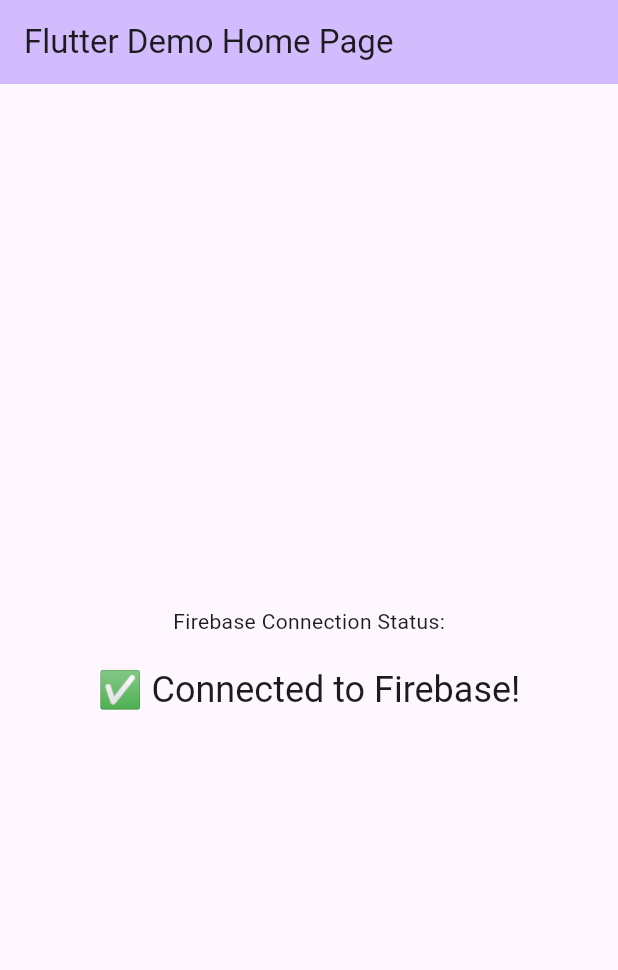
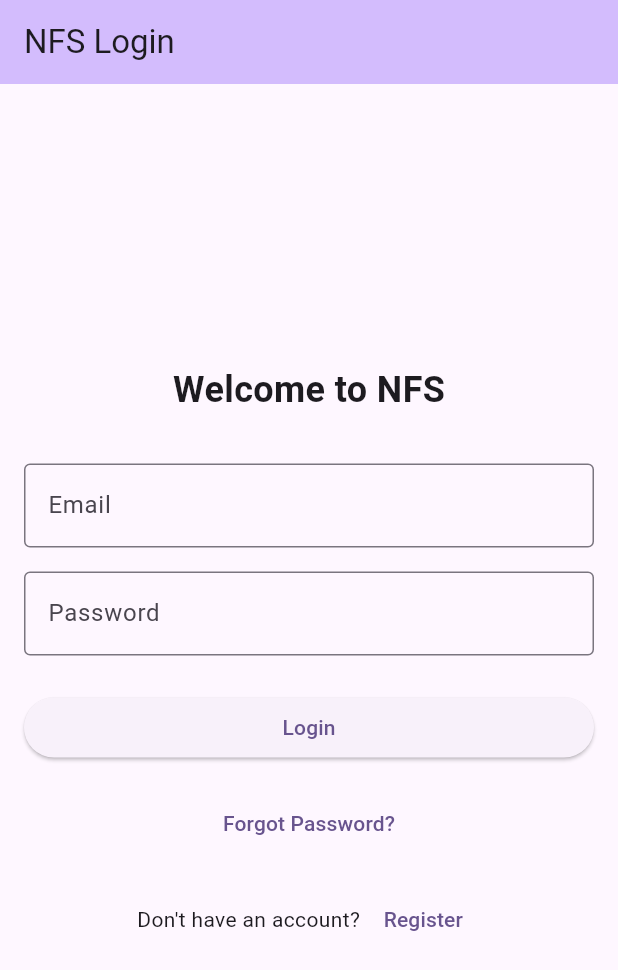
Before and after one commit to nischalstha-ns/NFS_APP, a Flutter app: the screen it shows after launch, on a phone screen of 412 x 824 dp. Shown: the top 970 px of the screen. Run offline on Flutter 3.47's test engine with Material 3 defaults, Android fonts, the phone set to English and light mode, and no system bars; our stand-ins replace firebase_auth, firebase_core; accounts and stored records are empty.

```diff
--- a/lib/main.dart
+++ b/lib/main.dart
@@ -1,7 +1,9 @@
 import 'package:flutter/material.dart';
 import 'package:firebase_core/firebase_core.dart';
-import 'package:cloud_firestore/cloud_firestore.dart';
+import 'package:firebase_auth/firebase_auth.dart';
 import 'firebase_options.dart';
+import 'pages/login_page.dart';
+import 'pages/home_page.dart';
 
 void main() async {
   WidgetsFlutterBinding.ensureInitialized();
@@ -14,123 +16,32 @@
 class MyApp extends StatelessWidget {
   const MyApp({super.key});
 
-  // This widget is the root of your application.
   @override
   Widget build(BuildContext context) {
     return MaterialApp(
-      title: 'Flutter Demo',
+      title: 'NFS App',
       theme: ThemeData(
-        // This is the theme of your application.
-        //
-        // TRY THIS: Try running your application with "flutter run". You'll see
-        // the application has a purple toolbar. Then, without quitting the app,
-        // try changing the seedColor in the colorScheme below to Colors.green
-        // and then invoke "hot reload" (save your changes or press the "hot
-        // reload" button in a Flutter-supported IDE, or press "r" if you used
-        // the command line to start the app).
-        //
-        // Notice that the counter didn't reset back to zero; the application
-        // state is not lost during the reload. To reset the state, use hot
-        // restart instead.
-        //
-        // This works for code too, not just values: Most code changes can be
-        // tested with just a hot reload.
         colorScheme: ColorScheme.fromSeed(seedColor: Colors.deepPurple),
+        useMaterial3: true,
       ),
-      home: const MyHomePage(title: 'Flutter Demo Home Page'),
-    );
-  }
-}
-
-class MyHomePage extends StatefulWidget {
-  const MyHomePage({super.key, required this.title});
-
-  // This widget is the home page of your application. It is stateful, meaning
-  // that it has a State object (defined below) that contains fields that affect
-  // how it looks.
-
-  // This class is the configuration for the state. It holds the values (in this
-  // case the title) provided by the parent (in this case the App widget) and
-  // used by the build method of the State. Fields in a Widget subclass are
-  // always marked "final".
-
-  final String title;
-
-  @override
-  State<MyHomePage> createState() => _MyHomePageState();
-}
-
-class _MyHomePageState extends State<MyHomePage> {
-  String _connectionStatus = 'Testing connection...';
-
-  @override
-  void initState() {
-    super.initState();
-    _testFirebaseConnection();
-  }
-
-  Future<void> _testFirebaseConnection() async {
-    try {
-      await FirebaseFirestore.instance
-          .collection('test')
-          .doc('connection')
-          .set({'timestamp': FieldValue.serverTimestamp()});
-      setState(() {
-        _connectionStatus = '✅ Connected to Firebase!';
-      });
-    } catch (e) {
-      setState(() {
-        _connectionStatus = '❌ Connection failed: $e';
-      });
-    }
-  }
-
-  @override
-  Widget build(BuildContext context) {
-    // This method is rerun every time setState is called, for instance as done
-    // by the _incrementCounter method above.
-    //
-    // The Flutter framework has been optimized to make rerunning build methods
-    // fast, so that you can just rebuild anything that needs updating rather
-    // than having to individually change instances of widgets.
-    return Scaffold(
-      appBar: AppBar(
-        // TRY THIS: Try changing the color here to a specific color (to
-        // Colors.amber, perhaps?) and trigger a hot reload to see the AppBar
-        // change color while the other colors stay the same.
-        backgroundColor: Theme.of(context).colorScheme.inversePrimary,
-        // Here we take the value from the MyHomePage object that was created by
-        // the App.build method, and use it to set our appbar title.
-        title: Text(widget.title),
-      ),
-      body: Center(
-        // Center is a layout widget. It takes a single child and positions it
-        // in the middle of the parent.
-        child: Column(
-          // Column is also a layout widget. It takes a list of children and
-          // arranges them vertically. By default, it sizes itself to fit its
-          // children horizontally, and tries to be as tall as its parent.
-          //
-          // Column has various properties to control how it sizes itself and
-          // how it positions its children. Here we use mainAxisAlignment to
-          // center the children vertically; the main axis here is the vertical
-          // axis because Columns are vertical (the cross axis would be
-          // horizontal).
-          //
-          // TRY THIS: Invoke "debug painting" (choose the "Toggle Debug Paint"
-          // action in the IDE, or press "p" in the console), to see the
-          // wireframe for each widget.
-          mainAxisAlignment: MainAxisAlignment.center,
-          children: <Widget>[
-            const Text('Firebase Connection Status:'),
-            const SizedBox(height: 20),
-            Text(
-              _connectionStatus,
-              style: Theme.of(context).textTheme.headlineSmall,
-              textAlign: TextAlign.center,
-            ),
-          ],
-        ),
+      home: StreamBuilder<User?>(
+        stream: FirebaseAuth.instance.authStateChanges(),
+        builder: (context, snapshot) {
+          if (snapshot.connectionState == ConnectionState.waiting) {
+            return const Scaffold(
+              body: Center(child: CircularProgressIndicator()),
+            );
+          }
+          if (snapshot.hasError) {
+            return Scaffold(
+              body: Center(child: Text('Error: ${snapshot.error}')),
+            );
+          }
+          if (snapshot.hasData) {
+            return const HomePage();
+          }
+          return const LoginPage();
+        },
       ),
     );
   }
--- /dev/null
+++ b/lib/pages/login_page.dart
@@ -0,0 +1,146 @@
+import 'package:flutter/material.dart';
+import '../services/auth_service.dart';
+import 'register_page.dart';
+import 'forgot_password_page.dart';
+import 'home_page.dart';
+
+class LoginPage extends StatefulWidget {
+  const LoginPage({super.key});
+
+  @override
+  State<LoginPage> createState() => _LoginPageState();
+}
+
+class _LoginPageState extends State<LoginPage> {
+  final _formKey = GlobalKey<FormState>();
+  final _emailController = TextEditingController();
+  final _passwordController = TextEditingController();
+  final AuthService _authService = AuthService();
+  bool _isLoading = false;
+
+  @override
+  void dispose() {
+    _emailController.dispose();
+    _passwordController.dispose();
+    super.dispose();
+  }
+
+  Future<void> _signIn() async {
+    if (_formKey.currentState!.validate()) {
+      setState(() => _isLoading = true);
+      try {
+        await _authService.signInWithEmailAndPassword(
+          _emailController.text.trim(),
+          _passwordController.text,
+        );
+        if (mounted) {
+          Navigator.pushReplacement(
+            context,
+            MaterialPageRoute(builder: (context) => const HomePage()),
+          );
+        }
+      } catch (e) {
+        if (mounted) {
+          ScaffoldMessenger.of(context).showSnackBar(
+            SnackBar(content: Text('Login failed: $e')),
+          );
+        }
+      } finally {
+        if (mounted) setState(() => _isLoading = false);
+      }
+    }
+  }
+
+  @override
+  Widget build(BuildContext context) {
+    return Scaffold(
+      appBar: AppBar(
+        title: const Text('NFS Login'),
+        backgroundColor: Theme.of(context).colorScheme.inversePrimary,
+      ),
+      body: Padding(
+        padding: const EdgeInsets.all(16.0),
+        child: Form(
+          key: _formKey,
+          child: Column(
+            mainAxisAlignment: MainAxisAlignment.center,
+            children: [
+              const Text(
+                'Welcome to NFS',
+                style: TextStyle(fontSize: 24, fontWeight: FontWeight.bold),
+              ),
+              const SizedBox(height: 32),
+              TextFormField(
+                controller: _emailController,
+                decoration: const InputDecoration(
+                  labelText: 'Email',
+                  border: OutlineInputBorder(),
+                ),
+                validator: (value) {
+                  if (value == null || value.isEmpty) {
+                    return 'Please enter your email';
+                  }
+                  if (!value.contains('@')) {
+                    return 'Please enter a valid email';
+                  }
+                  return null;
+                },
+              ),
+              const SizedBox(height: 16),
+              TextFormField(
+                controller: _passwordController,
+                decoration: const InputDecoration(
+                  labelText: 'Password',
+                  border: OutlineInputBorder(),
+                ),
+                obscureText: true,
+                validator: (value) {
+                  if (value == null || value.isEmpty) {
+                    return 'Please enter your password';
+                  }
+                  return null;
+                },
+              ),
+              const SizedBox(height: 24),
+              SizedBox(
+                width: double.infinity,
+                child: ElevatedButton(
+                  onPressed: _isLoading ? null : _signIn,
+                  child: _isLoading
+                      ? const CircularProgressIndicator()
+                      : const Text('Login'),
+                ),
+              ),
+              const SizedBox(height: 16),
+              TextButton(
+                onPressed: () {
+                  Navigator.push(
+                    context,
+                    MaterialPageRoute(builder: (context) => const ForgotPasswordPage()),
+                  );
+                },
+                child: const Text('Forgot Password?'),
+              ),
+              const SizedBox(height: 16),
+              Row(
+                mainAxisAlignment: MainAxisAlignment.center,
+                children: [
+                  const Text("Don't have an account? "),
+                  TextButton(
+                    onPressed: () {
+                      Navigator.push(
+                        context,
+                        MaterialPageRoute(builder: (context) => const RegisterPage()),
+                      );
+                    },
+                    child: const Text('Register'),
+                  ),
+                ],
+              ),
+            ],
+          ),
+        ),
+      ),
+    );
+  }
+}
--- /dev/null
+++ b/lib/services/auth_service.dart
@@ -0,0 +1,37 @@
+import 'package:firebase_auth/firebase_auth.dart';
+
+class AuthService {
+  final FirebaseAuth _auth = FirebaseAuth.instance;
+
+  User? get currentUser => _auth.currentUser;
+
+  Stream<User?> get authStateChanges => _auth.authStateChanges();
+
+  Future<UserCredential?> signInWithEmailAndPassword(String email, String password) async {
+    try {
+      return await _auth.signInWithEmailAndPassword(email: email, password: password);
+    } catch (e) {
+      throw e.toString();
+    }
+  }
+
+  Future<UserCredential?> createUserWithEmailAndPassword(String email, String password) async {
+    try {
+      return await _auth.createUserWithEmailAndPassword(email: email, password: password);
+    } catch (e) {
+      throw e.toString();
+    }
+  }
+
+  Future<void> sendPasswordResetEmail(String email) async {
+    try {
+      await _auth.sendPasswordResetEmail(email: email);
+    } catch (e) {
+      throw e.toString();
+    }
+  }
+
+  Future<void> signOut() async {
+    await _auth.signOut();
+  }
+}
```
Also changed, not shown: lib/pages/forgot_password_page.dart (added, +118 -0 lines), lib/pages/home_page.dart (added, +68 -0 lines), lib/pages/register_page.dart (added, +152 -0 lines), lib/firebase_options.dart, 1 other file.
